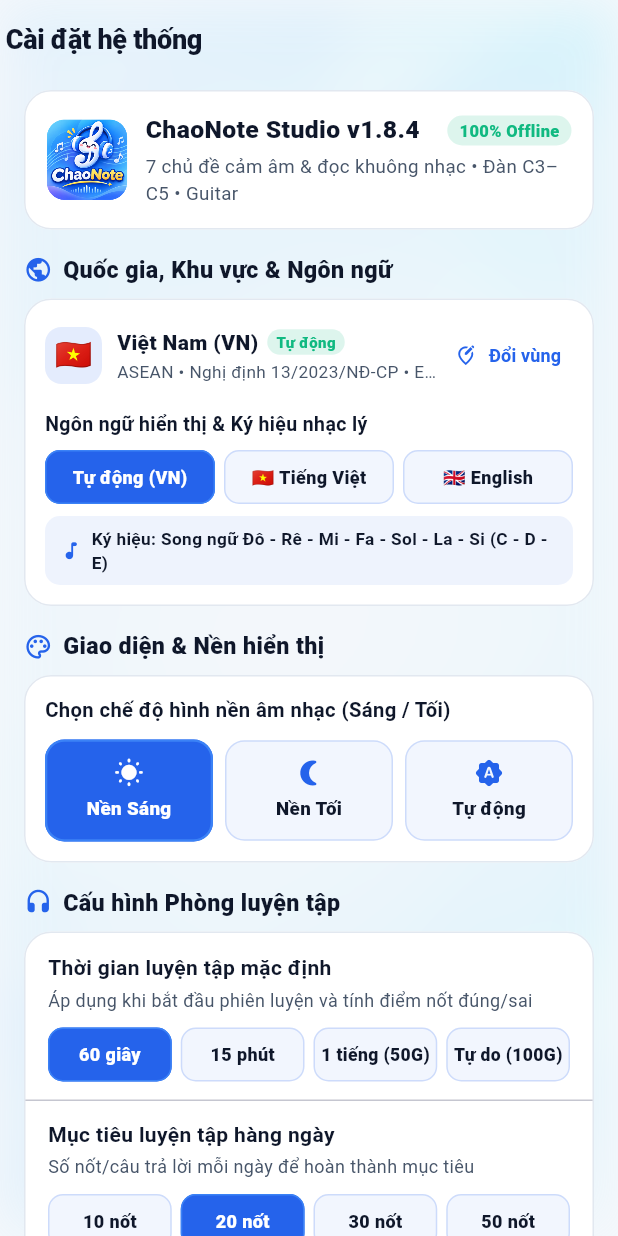
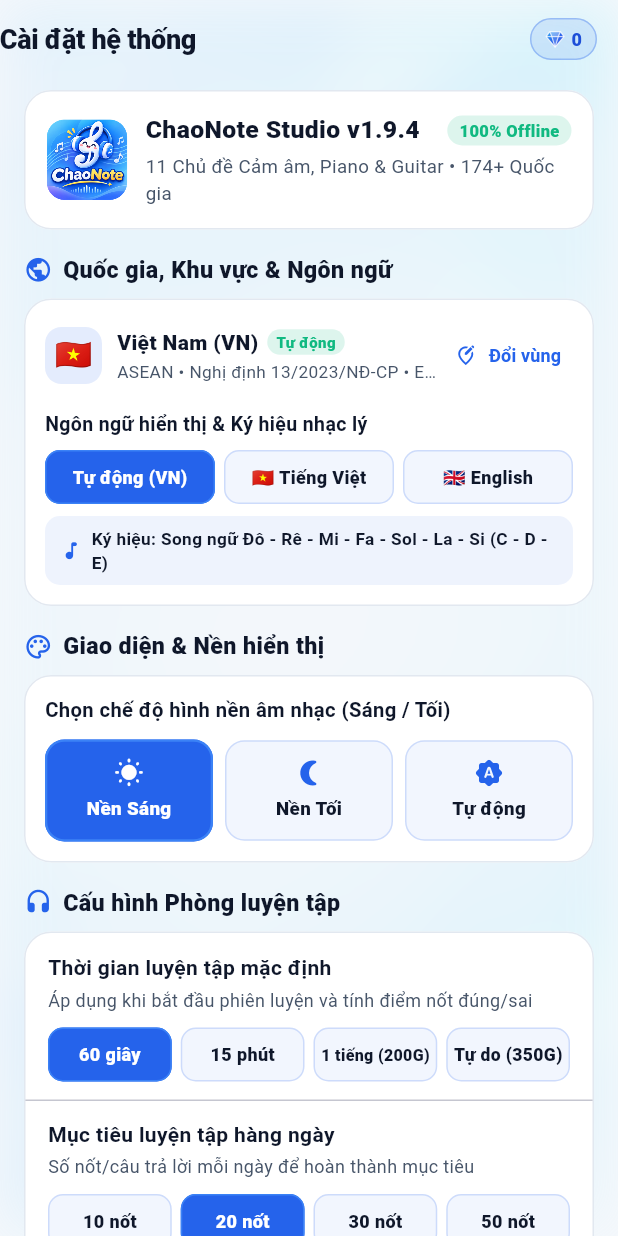
Before and after one commit to chaoscutis1tg/Solfa, a Flutter app: the SettingsScreen screen opened by its route, after a tap on "60 giây", on a phone screen of 412 x 824 dp. Run offline on Flutter 3.47's test engine with Material 3 defaults, Android fonts, the phone set to English and light mode, and no system bars; our stand-ins replace audioplayers, connectivity_plus, fl_chart, flutter_riverpod, go_router, shared_preferences and 2 more; accounts and stored records are empty.

Commit message:
fix(settings): synchronize SettingsScreen state, Gem prices, version info, and two-way persistence

```diff
--- a/lib/core/providers/app_providers.dart
+++ b/lib/core/providers/app_providers.dart
@@ -33,6 +33,7 @@ class AppSettingsState {
   final bool keepScreenAwakeOnMetronome;
   final bool unlockAllLevels;
   final int dailyGoalTarget;
+  final int defaultPracticeDuration; // 60 | 900 | 3600 | 0
   final String languageMode; // 'auto' | 'vi' | 'en'
   final String countryCodeOverride; // '' (auto) | 'VN' | 'US' | 'DE' | ...
   final bool isLoaded;
@@ -47,6 +48,7 @@ class AppSettingsState {
     this.keepScreenAwakeOnMetronome = true,
     this.unlockAllLevels = true,
     this.dailyGoalTarget = 20,
+    this.defaultPracticeDuration = 60,
     this.languageMode = 'auto',
     this.countryCodeOverride = '',
     this.isLoaded = false,
@@ -75,6 +77,7 @@ class AppSettingsState {
     bool? keepScreenAwakeOnMetronome,
     bool? unlockAllLevels,
     int? dailyGoalTarget,
+    int? defaultPracticeDuration,
     String? languageMode,
     String? countryCodeOverride,
     bool? isLoaded,
@@ -90,6 +93,8 @@ class AppSettingsState {
           keepScreenAwakeOnMetronome ?? this.keepScreenAwakeOnMetronome,
       unlockAllLevels: unlockAllLevels ?? this.unlockAllLevels,
       dailyGoalTarget: dailyGoalTarget ?? this.dailyGoalTarget,
+      defaultPracticeDuration:
+          defaultPracticeDuration ?? this.defaultPracticeDuration,
       languageMode: languageMode ?? this.languageMode,
       countryCodeOverride: countryCodeOverride ?? this.countryCodeOverride,
       isLoaded: isLoaded ?? this.isLoaded,
@@ -103,6 +108,13 @@ class AppSettingsNotifier extends StateNotifier<AppSettingsState> {
 
   AppSettingsNotifier(this._db, this._audioService)
       : super(const AppSettingsState());
+
+  static int _normalizePracticeDuration(int? raw) {
+    if (raw == 0 || raw == 60 || raw == 900 || raw == 3600) {
+      return raw!;
+    }
+    return 60;
+  }
 
   Future<void> loadSettings() async {
     final map = await _db.getAllSettings();
@@ -125,6 +137,9 @@ class AppSettingsNotifier extends StateNotifier<AppSettingsState> {
     final unlockAll = (map['unlock_all_levels'] ?? 'true') == 'true';
     final dailyGoal =
         (int.tryParse(map['daily_goal_target'] ?? '') ?? 20).clamp(5, 200);
+    final defaultDuration = _normalizePracticeDuration(
+      int.tryParse(map['default_practice_duration'] ?? ''),
+    );
     final rawLang = map['language_mode'] ?? 'auto';
     final langMode =
         (rawLang == 'vi' || rawLang == 'en') ? rawLang : 'auto';
@@ -142,6 +157,7 @@ class AppSettingsNotifier extends StateNotifier<AppSettingsState> {
       keepScreenAwakeOnMetronome: keepAwake,
       unlockAllLevels: unlockAll,
       dailyGoalTarget: dailyGoal,
+      defaultPracticeDuration: defaultDuration,
       languageMode: langMode,
       countryCodeOverride: countryOverride,
       isLoaded: true,
@@ -220,6 +236,14 @@ class AppSettingsNotifier extends StateNotifier<AppSettingsState> {
     } catch (_) {}
   }
 
+  Future<void> setDefaultPracticeDuration(int seconds) async {
+    final normalized = _normalizePracticeDuration(seconds);
+    state = state.copyWith(defaultPracticeDuration: normalized);
+    try {
+      await _db.setSetting('default_practice_duration', normalized.toString());
+    } catch (_) {}
+  }
+
   Future<void> setLanguageMode(String mode) async {
     final normalized = (mode == 'vi' || mode == 'en') ? mode : 'auto';
     state = state.copyWith(languageMode: normalized);
--- a/lib/features/practice/application/practice_session_controller.dart
+++ b/lib/features/practice/application/practice_session_controller.dart
@@ -15,7 +15,18 @@ import '../domain/hybrid_question_generator.dart';
 /// - 900 seconds (15 phút)
 /// - 3600 seconds (1 tiếng)
 /// - 0 = Unlimited (Không giới hạn)
-final selectedPracticeDurationProvider = StateProvider<int>((ref) => 60);
+final selectedPracticeDurationProvider = StateProvider<int>((ref) {
+  final defaultDur = ref.read(appSettingsProvider).defaultPracticeDuration;
+  ref.listen<int>(
+    appSettingsProvider.select((s) => s.defaultPracticeDuration),
+    (prev, next) {
+      if (ref.controller.state != next) {
+        ref.controller.state = next;
+      }
+    },
+  );
+  return defaultDur;
+});
 
 /// Selected difficulty level for "Nhận biết nốt" (Note Recognition):
 /// - 'lvl_notes_basic': Mức 1 (Dễ - Chỉ C4 tự nhiên, không dấu #/b)
--- a/lib/features/settings/presentation/settings_screen.dart
+++ b/lib/features/settings/presentation/settings_screen.dart
@@ -12,6 +12,7 @@ import '../../../core/providers/app_providers.dart';
 import '../../metronome/application/metronome_controller.dart';
 import '../../practice/application/practice_session_controller.dart';
 import '../../support_developer/application/rewarded_ad_controller.dart';
+import '../../topics/presentation/topic_detail_screen.dart';
 
 /// Màn hình Cài đặt hệ thống
 class SettingsScreen extends ConsumerWidget {
@@ -265,6 +266,8 @@ class SettingsScreen extends ConsumerWidget {
       await db.clearLearningHistory();
       ref.invalidate(overallProgressProvider);
       ref.invalidate(pendingReviewItemsProvider);
+      ref.invalidate(topicsListProvider);
+      ref.invalidate(topicDetailLevelsProvider);
       if (context.mounted) {
         ScaffoldMessenger.of(context).showSnackBar(
           SnackBar(
@@ -409,7 +412,7 @@ class SettingsScreen extends ConsumerWidget {
                       ),
                       SizedBox(height: 4),
                       Text(
-                        '• "Gem" is a free in-app reward unit earned via daily goals, Battle Arena ranks, or voluntary support videos.\n'
+                        '• "Gem" is a free in-app reward unit used to unlock 1-hour intensive practice (200 Gems), Unlimited free practice (350 Gems), Pro Studio Scales (300 Gems), or Battle Arena turns (from 200 Gems).\n'
                         '• Gems have NO real-world monetary value, cannot be purchased with real money, and cannot be cashed out or transferred.',
                         style: TextStyle(fontSize: 12.5, height: 1.42),
                       ),
@@ -544,7 +547,61 @@ class SettingsScreen extends ConsumerWidget {
       child: Scaffold(
         backgroundColor: Colors.transparent,
         appBar: AppBar(
-          title: Text(isEn ? 'System Settings' : 'Cài đặt hệ thống'),
+          titleSpacing: 0,
+          title: FittedBox(
+            fit: BoxFit.scaleDown,
+            alignment: Alignment.centerLeft,
+            child: Text(
+              isEn ? 'System Settings' : 'Cài đặt hệ thống',
+              maxLines: 1,
+            ),
+          ),
+          actions: [
+            // Đồng bộ Huy hiệu Gem [💎 220] giống Header chính
+            Padding(
+              padding: const EdgeInsets.only(right: 14),
+              child: Material(
+                color: Colors.transparent,
+                child: InkWell(
+                  borderRadius: BorderRadius.circular(99),
+                  onTap: () => context.push('/support-developer'),
+                  child: Container(
+                    height: 28,
+                    padding: const EdgeInsets.symmetric(
+                      horizontal: 9,
+                      vertical: 4,
+                    ),
+                    decoration: BoxDecoration(
+                      color:
+                          AppColors.primary.withOpacity(isDark ? 0.16 : 0.11),
+                      borderRadius: BorderRadius.circular(99),
+                      border: Border.all(
+                        color:
+                            AppColors.primary.withOpacity(isDark ? 0.45 : 0.32),
+                      ),
+                    ),
+                    child: Row(
+                      mainAxisSize: MainAxisSize.min,
+                      children: [
+                        const SolfaGemIcon(size: 13.5),
+                        const SizedBox(width: 4),
+                        Text(
+                          '${adState.prestigePoints}',
+                          style: TextStyle(
+                            fontSize: 12,
+                            fontWeight: FontWeight.w800,
+                            color: isDark
+                                ? const Color(0xFF93C5FD)
+                                : AppColors.primaryDark,
+                          ),
+                        ),
+                      ],
+                    ),
+                  ),
+                ),
+              ),
+            ),
+          ],
         ),
         body: ListView(
           physics: const AlwaysScrollableScrollPhysics(
@@ -568,7 +625,7 @@ class SettingsScreen extends ConsumerWidget {
                             children: [
                               const Expanded(
                                 child: Text(
-                                  'ChaoNote Studio v1.8.4',
+                                  'ChaoNote Studio v1.9.4',
                                   maxLines: 1,
                                   overflow: TextOverflow.ellipsis,
                                   style: TextStyle(
@@ -601,7 +658,7 @@ class SettingsScreen extends ConsumerWidget {
                           Text(
                             isEn
                                 ? 'Piano & Guitar Studio • 11 Topics • 174+ Countries'
-                                : '7 chủ đề cảm âm & đọc khuông nhạc • Đàn C3–C5 • Guitar',
+                                : '11 Chủ đề Cảm âm, Piano & Guitar • 174+ Quốc gia',
                             style: TextStyle(
                               fontSize: 12.5,
                               color:
@@ -910,40 +967,56 @@ class SettingsScreen extends ConsumerWidget {
                               label: isEn ? '60s' : '60 giây',
                               isSelected: selectedDuration == 60,
                               isDark: isDark,
-                              onTap: () => ref
-                                  .read(
-                                      selectedPracticeDurationProvider.notifier)
-                                  .state = 60,
+                              onTap: () {
+                                ref
+                                    .read(selectedPracticeDurationProvider
+                                        .notifier)
+                                    .state = 60;
+                                notifier.setDefaultPracticeDuration(60);
+                              },
                             ),
                             const SizedBox(width: 6),
                             _DurationChoiceButton(
                               label: isEn ? '15 min' : '15 phút',
                               isSelected: selectedDuration == 900,
                               isDark: isDark,
-                              onTap: () => ref
-                                  .read(
-                                      selectedPracticeDurationProvider.notifier)
-                                  .state = 900,
+                              onTap: () {
+                                ref
+                                    .read(selectedPracticeDurationProvider
+                                        .notifier)
+                                    .state = 900;
+                                notifier.setDefaultPracticeDuration(900);
+                              },
                             ),
                             const SizedBox(width: 6),
                             _DurationChoiceButton(
-                              label: isEn ? '1h (50G)' : '1 tiếng (50G)',
+                              label: isEn
+                                  ? '1h (${RewardedAdState.kOneHourPracticeGemCost}G)'
+                                  : '1 tiếng (${RewardedAdState.kOneHourPracticeGemCost}G)',
                               isSelected: selectedDuration == 3600,
                               isDark: isDark,
-                              onTap: () => ref
-                                  .read(
-                                      selectedPracticeDurationProvider.notifier)
-                                  .state = 3600,
+                              onTap: () {
+                                ref
+                                    .read(selectedPracticeDurationProvider
+                                        .notifier)
+                                    .state = 3600;
+                                notifier.setDefaultPracticeDuration(3600);
+                              },
                             ),
                             const SizedBox(width: 6),
                             _DurationChoiceButton(
-                              label: isEn ? 'Free (100G)' : 'Tự do (100G)',
+                              label: isEn
+                                  ? 'Free (${RewardedAdState.kUnlimitedPracticeGemCost}G)'
+                                  : 'Tự do (${RewardedAdState.kUnlimitedPracticeGemCost}G)',
                               isSelected: selectedDuration == 0,
                               isDark: isDark,
-                              onTap: () => ref
-                                  .read(
-                                      selectedPracticeDurationProvider.notifier)
-                                  .state = 0,
+                              onTap: () {
+                                ref
+                                    .read(selectedPracticeDurationProvider
+                                        .notifier)
+                                    .state = 0;
+                                notifier.setDefaultPracticeDuration(0);
+                              },
                             ),
                           ],
                         ),
@@ -1512,7 +1585,7 @@ class SettingsScreen extends ConsumerWidget {
                     onTap: () => showLicensePage(
                       context: context,
                       applicationName: 'ChaoNote Studio',
-                      applicationVersion: '1.8.4 (Offline-First)',
+                      applicationVersion: '1.9.4 (Offline-First)',
                       applicationIcon: const Padding(
                         padding: EdgeInsets.all(8.0),
                         child: SolfaLogo(size: 56),
@@ -1642,7 +1715,9 @@ class _ThemeModeCardButton extends StatelessWidget {
                 Icon(
                   icon,
                   size: 20,
-                  color: isSelected ? Colors.white : AppColors.primary,
+                  color: isSelected
+                      ? Colors.white
+                      : (isDark ? AppColors.secondary : AppColors.primary),
                 ),
                 const SizedBox(height: 5),
                 FittedBox(
@@ -1652,7 +1727,11 @@ class _ThemeModeCardButton extends StatelessWidget {
                     style: TextStyle(
                       fontSize: 12.5,
                       fontWeight: FontWeight.w800,
-                      color: isSelected ? Colors.white : null,
+                      color: isSelected
+                          ? Colors.white
+                          : (isDark
+                              ? AppColors.textPrimaryDark
+                              : AppColors.textPrimaryLight),
                     ),
                   ),
                 ),
@@ -1711,7 +1790,11 @@ class _DurationChoiceButton extends StatelessWidget {
                 style: TextStyle(
                   fontSize: 12,
                   fontWeight: FontWeight.w800,
-                  color: isSelected ? Colors.white : null,
+                  color: isSelected
+                      ? Colors.white
+                      : (isDark
+                          ? AppColors.textPrimaryDark
+                          : AppColors.textPrimaryLight),
                 ),
               ),
             ),
```
Also changed, not shown: lib/features/metronome/application/metronome_controller.dart (+30 -0 lines), lib/features/topics/presentation/topic_detail_screen.dart (+43 -14 lines), lib/features/topics/presentation/topics_screen.dart (+8 -3 lines).
